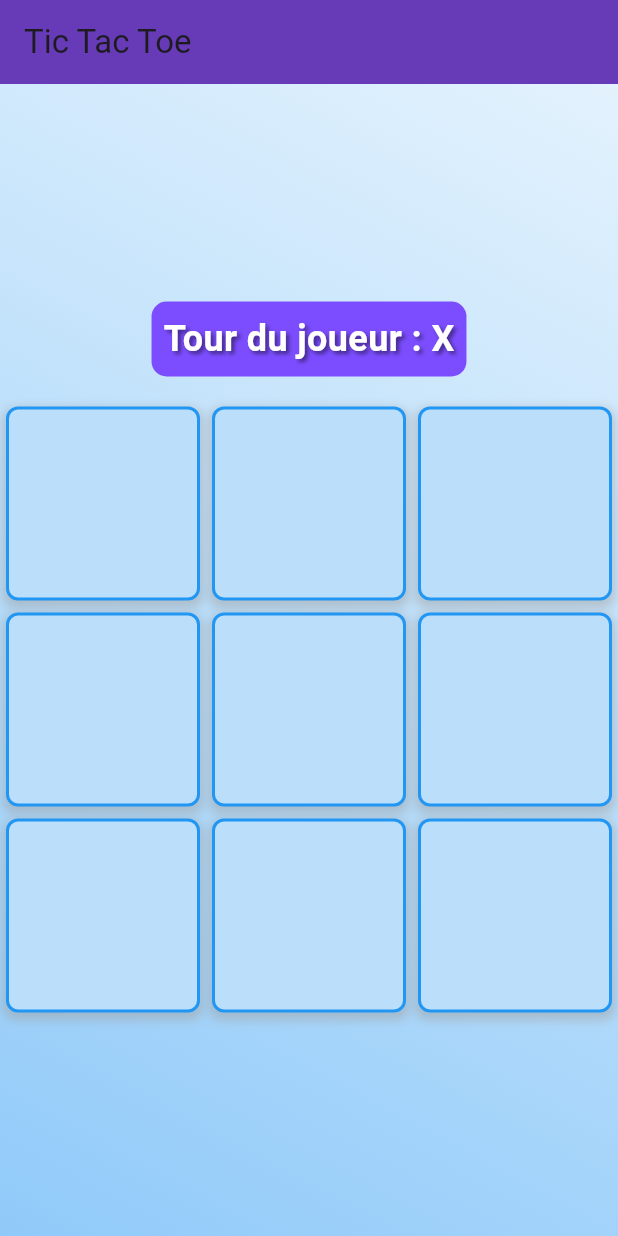
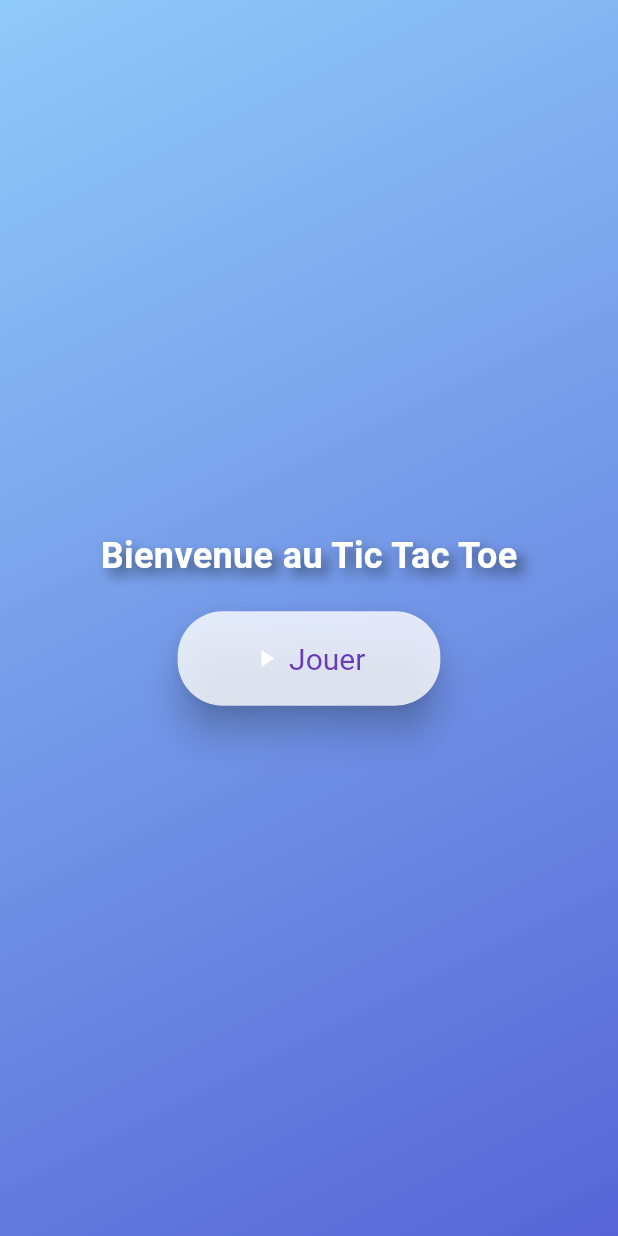
Before and after one commit to Camilleri-Nathan/Tic-Tac-Toe-Flutter, a Flutter app: the screen it shows after launch, on a phone screen of 412 x 824 dp. Run offline on Flutter 3.47's test engine with Material 3 defaults, Android fonts, the phone set to English and light mode, and no system bars; our stand-ins replace flutter_animate.

Commit message:
Create HomeScreen
- Home screen added
- Extract from the Play widget button
- Extract from the welcome text widget

```diff
--- a/lib/main.dart
+++ b/lib/main.dart
@@ -1,5 +1,5 @@
 import 'package:flutter/material.dart';
-import 'package:tic_tac_toe_flutter/presentation/screens/game_screen.dart';
+import 'package:tic_tac_toe_flutter/presentation/screens/home_screen.dart'; // Assurez-vous que le chemin est correct
 
 void main() {
   runApp(const TicTacToeApp());
@@ -15,7 +15,7 @@ class TicTacToeApp extends StatelessWidget {
       theme: ThemeData(
         primarySwatch: Colors.blue,
       ),
-      home: const GameScreen(),
+      home: const HomeScreen(), // Changé à HomeScreen ici
     );
   }
 }
--- /dev/null
+++ b/lib/presentation/screens/home_screen.dart
@@ -0,0 +1,75 @@
+import 'package:flutter/material.dart';
+import 'package:tic_tac_toe_flutter/presentation/screens/game_screen.dart';
+import 'package:tic_tac_toe_flutter/presentation/widgets/custom_play_button.dart';
+import 'package:tic_tac_toe_flutter/presentation/widgets/welcome_text.dart';
+
+class HomeScreen extends StatefulWidget {
+  const HomeScreen({super.key});
+
+  @override
+  HomeScreenState createState() => HomeScreenState();
+}
+
+class HomeScreenState extends State<HomeScreen> with SingleTickerProviderStateMixin {
+  late AnimationController _controller; // Manages the animation lifecycle.
+  late Animation<Color?> _colorAnimation; // Defines the color animation for the background.
+
+  @override
+  void initState() {
+    super.initState();
+    // Initializes the animation controller and repeats the animation in reverse for a dynamic background effect.
+    _controller = AnimationController(
+      duration: const Duration(seconds: 5),
+      vsync: this,
+    )..repeat(reverse: true);
+
+    // Sets up a color tween animation from blue to purple.
+    _colorAnimation = ColorTween(
+      begin: Colors.blue,
+      end: Colors.purple,
+    ).animate(_controller);
+  }
+
+  @override
+  void dispose() {
+    _controller.dispose(); // Properly disposes the animation controller to avoid memory leaks.
+    super.dispose();
+  }
+
+  @override
+  Widget build(BuildContext context) {
+    return Scaffold(
+      body: AnimatedBuilder(
+        animation: _colorAnimation, // Uses the color animation for the background.
+        builder: (context, child) {
+          return Container(
+            decoration: BoxDecoration(
+              // Applies a linear gradient that changes dynamically according to the animation.
+              gradient: LinearGradient(
+                begin: Alignment.topLeft,
+                end: Alignment.bottomRight,
+                colors: [Colors.blue.shade200, _colorAnimation.value ?? Colors.purple],
+              ),
+            ),
+            child: Center(
+              child: Column(
+                mainAxisSize: MainAxisSize.min,
+                children: [
+                  const WelcomeText(text: 'Bienvenue au Tic Tac Toe'),
+                  const SizedBox(height: 20),
+                  CustomPlayButton(
+                    onPressed: () => Navigator.push(
+                      context,
+                      MaterialPageRoute(builder: (context) => const GameScreen()),
+                    ),
+                    label: 'Jouer', // Navigates to the GameScreen when pressed.
+                  ),
+                ],
+              ),
+            ),
+          );
+        },
+      ),
+    );
+  }
+}
--- /dev/null
+++ b/lib/presentation/widgets/custom_play_button.dart
@@ -0,0 +1,32 @@
+import 'package:flutter/material.dart';
+
+// A customizable play button widget.
+class CustomPlayButton extends StatelessWidget {
+  final VoidCallback onPressed;
+  final String label;
+
+  // Constructor takes a function to execute on press and an optional label.
+  const CustomPlayButton({
+    super.key,
+    required this.onPressed,
+    this.label = "Jouer",
+  });
+
+  @override
+  Widget build(BuildContext context) {
+    // Button with an icon, label, and custom style.
+    return ElevatedButton.icon(
+      icon: const Icon(Icons.play_arrow, color: Colors.white),
+      label: Text(label),
+      onPressed: onPressed,
+      style: ElevatedButton.styleFrom(
+        foregroundColor: Colors.deepPurple,
+        backgroundColor: Colors.white.withOpacity(0.8),
+        textStyle: const TextStyle(fontSize: 20),
+        padding: const EdgeInsets.symmetric(horizontal: 50, vertical: 20),
+        shape: RoundedRectangleBorder(borderRadius: BorderRadius.circular(30)),
+        elevation: 10,
+      ),
+    );
+  }
+}
--- a/lib/presentation/widgets/game_board.dart
+++ b/lib/presentation/widgets/game_board.dart
@@ -30,7 +30,7 @@ class GameBoard extends StatelessWidget {
     return InkWell(
       onTap: () => onTileTapped(index),
       child: Container(
-        margin: const EdgeInsets.all(4.0),
+        margin: const EdgeInsets.all(8.0),
         decoration: BoxDecoration(
           color: Colors.blue[100],
           border: Border.all(color: Colors.blue, width: 2.0),
--- /dev/null
+++ b/lib/presentation/widgets/welcome_text.dart
@@ -0,0 +1,29 @@
+import 'package:flutter/material.dart';
+
+// A stylized text widget for displaying welcome messages.
+class WelcomeText extends StatelessWidget {
+  final String text;
+
+  // Accepts a string to display.
+  const WelcomeText({super.key, required this.text});
+
+  @override
+  Widget build(BuildContext context) {
+    // Renders the text with specific styling.
+    return Text(
+      text,
+      style: TextStyle(
+        fontSize: 24,
+        fontWeight: FontWeight.bold,
+        color: Colors.white,
+        shadows: [
+          Shadow(
+            blurRadius: 10.0,
+            color: Colors.black.withOpacity(0.5),
+            offset: const Offset(5.0, 5.0),
+          ),
+        ],
+      ),
+    );
+  }
+}
```
Also changed, not shown: 1 other file.
